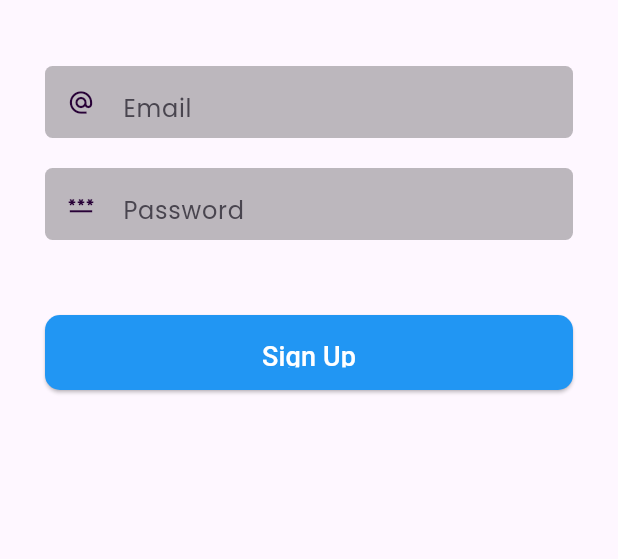
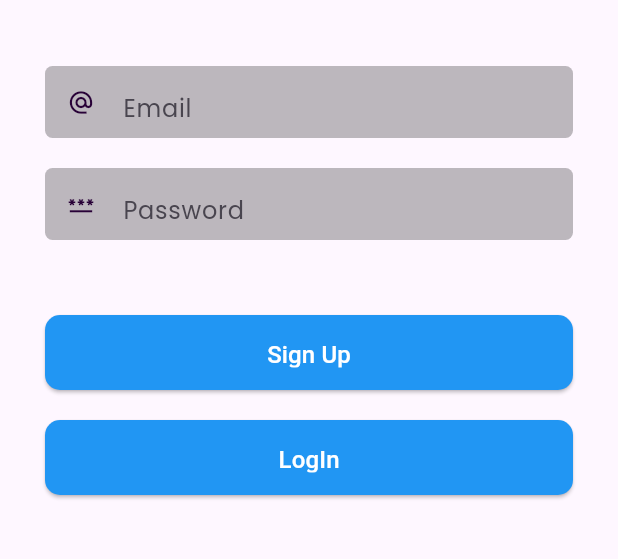
Before and after one commit to Abd-Khn/firebase_authentication, a Flutter app: the screen it shows after launch, after a tap on "Sign Up", on a phone screen of 412 x 824 dp, the part 63-622 px from its top. Run offline on Flutter 3.47's test engine with Material 3 defaults, Android fonts, the phone set to English and light mode, and no system bars; our stand-ins replace firebase_auth, firebase_core, google_fonts; accounts and stored records are empty; network calls fail.

Commit message:
Added exception handling

```diff
--- a/lib/SignupScreen.dart
+++ b/lib/SignupScreen.dart
@@ -107,6 +107,8 @@ class _SignUpScreenState extends State<SignUpScreen> {
                       .then((UserCredential userCredential) {
                     // print(" ${userCredential.user.toString()}");
                     // print(" ${userCredential.credential!.signInMethod}");
+                  }).onError((error, stackTrace) {
+                    print("email-already-in-use");
                   });
                 } catch (e) {
                   print("Error ${e.toString()}");
@@ -123,10 +125,44 @@ class _SignUpScreenState extends State<SignUpScreen> {
               ),
               child: Text(
                 "Sign Up",
-                style: TextStyle(fontSize: 18, color: Colors.white),
+                style: TextStyle(fontSize: 16, color: Colors.white),
               ),
             ),
-            SizedBox(height: 20)
+            SizedBox(height: 20),
+            ElevatedButton(
+              onPressed: () {
+                String email = emailController.text.toString();
+                String password = passController.text.toString();
+
+                try {
+                  firebase_auth
+                      .signInWithEmailAndPassword(
+                          email: email, password: password)
+                      .then((UserCredential userCredential) {
+                    print(" ${userCredential.user.toString()}");
+                    print(" ${userCredential.credential!.signInMethod}");
+                  }).onError((error, stackTrace) {
+                    print(
+                        "The supplied auth credential is incorrect, malformed or has expired");
+                  });
+                } catch (e) {
+                  print("Error ${e.toString()}");
+                }
+              },
+              style: ElevatedButton.styleFrom(
+                fixedSize: Size(2000, 50),
+                backgroundColor: Colors.blue, // Background color
+                padding: EdgeInsets.symmetric(
+                    horizontal: 50, vertical: 15), // Button padding
+                shape: RoundedRectangleBorder(
+                  borderRadius: BorderRadius.circular(10), // Rounded corners
+                ),
+              ),
+              child: Text(
+                "LogIn",
+                style: TextStyle(fontSize: 16, color: Colors.white),
+              ),
+            ),
           ],
         ),
       ),
```
